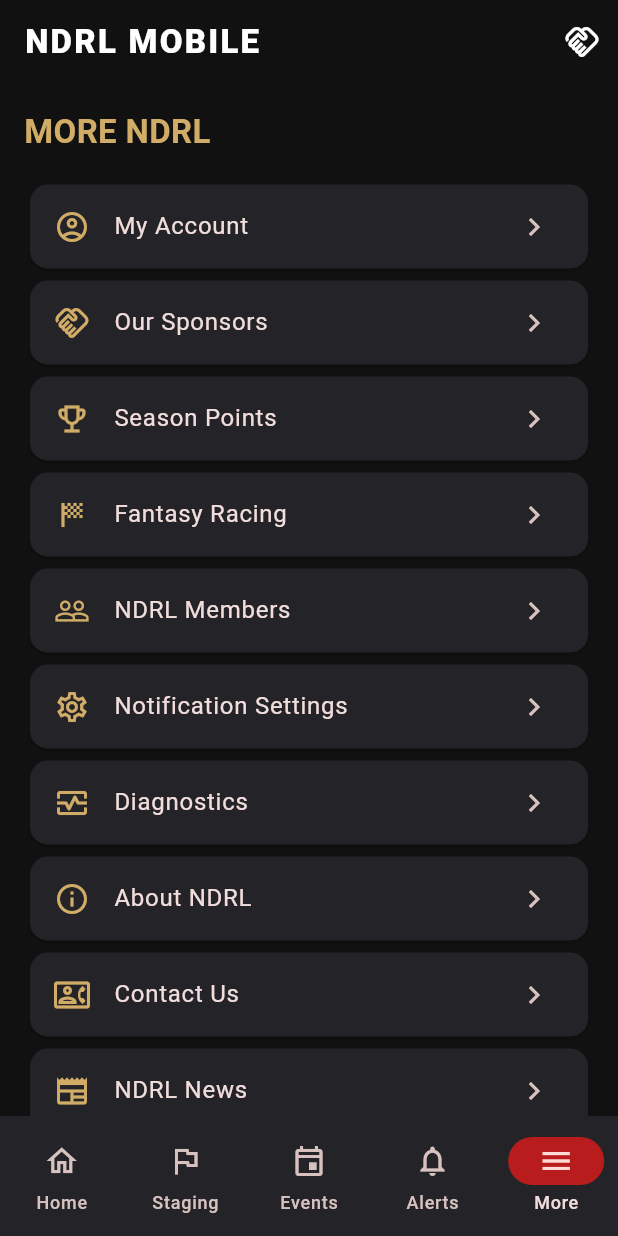
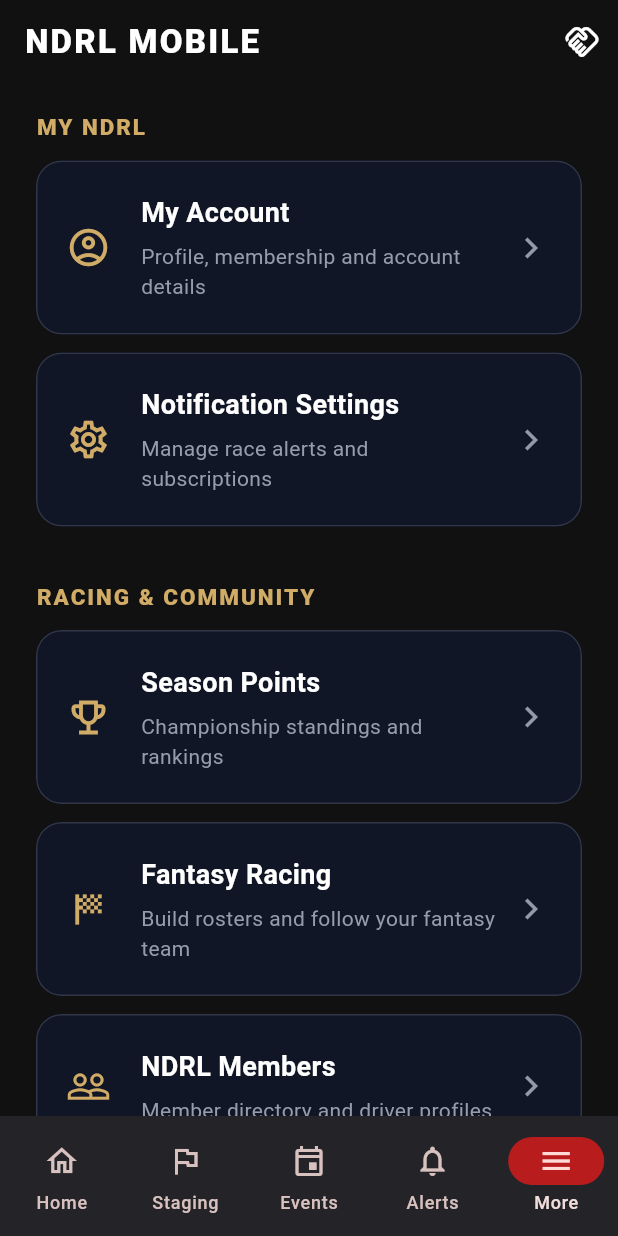
Before and after one commit to pottsiesfab/NDRL-Mobile, a Flutter app: the screen it shows after launch, item 5 of the bottom bar chosen, on a phone screen of 412 x 824 dp. Run offline on Flutter 3.47's test engine with Material 3 defaults, Android fonts, the phone set to English and light mode, and no system bars; our stand-ins replace firebase_core, firebase_messaging, flutter_secure_storage, image_picker, package_info_plus, visibility_detector and 1 more; accounts and stored records are empty; network calls fail.

Commit message:
changed layout and look of more screen

```diff
--- a/lib/screens/app_shell.dart
+++ b/lib/screens/app_shell.dart
@@ -44,7 +44,9 @@ class _NdrlAppShellState extends State<NdrlAppShell> {
   }
 
   late final WidgetsBindingObserver _officialsLifecycle = _OfficialLifecycle(
-    onResume: () { if (mounted) _officials.refresh(); },
+    onResume: () {
+      if (mounted) _officials.refresh();
+    },
   );
 
   @override
@@ -55,11 +57,12 @@ class _NdrlAppShellState extends State<NdrlAppShell> {
   }
 
   void _openOfficials() {
-    Navigator.of(context).push(MaterialPageRoute<void>(
-      builder: (_) => NdrlOfficialsDashboardScreen(officials: _officials),
-    ));
+    Navigator.of(context).push(
+      MaterialPageRoute<void>(
+        builder: (_) => NdrlOfficialsDashboardScreen(officials: _officials),
+      ),
+    );
   }
-
 
   static const _destinations = [
     NavigationDestination(
@@ -458,59 +461,89 @@ class _MoreScreen extends StatelessWidget {
 
   @override
   Widget build(BuildContext context) {
-    const entries = [
-      ('My Account', Icons.account_circle_outlined),
-      ('Our Sponsors', Icons.handshake_outlined),
-      ('Season Points', Icons.emoji_events_outlined),
-      ('Fantasy Racing', Icons.sports_score),
-      ('NDRL Members', Icons.people_outline),
-      ('Notification Settings', Icons.settings_outlined),
-      ('Diagnostics', Icons.monitor_heart_outlined),
-      ('About NDRL', Icons.info_outline),
-      ('Contact Us', Icons.contact_phone_outlined),
-      ('NDRL News', Icons.newspaper_outlined),
-      ('NDRL Rules', Icons.menu_book_outlined),
-    ];
-
     return ListView(
-      padding: const EdgeInsets.all(16),
+      padding: const EdgeInsets.fromLTRB(24, 18, 24, 24),
       children: [
-        const Text(
-          'MORE NDRL',
-          style: TextStyle(
-            color: ndrlGold,
-            fontSize: 22,
-            fontWeight: FontWeight.bold,
+        const _MoreSectionHeading('MY NDRL'),
+        _MoreLinkCard(
+          title: 'My Account',
+          description: 'Profile, membership and account details',
+          icon: Icons.account_circle_outlined,
+          onTap: onOpenAccount,
+        ),
+        if (officials.access.enabled)
+          _MoreLinkCard(
+            title: 'Officials / Race Control',
+            description: 'Race management and official tools',
+            icon: Icons.shield_outlined,
+            onTap: onOpenOfficials,
           ),
+        _MoreLinkCard(
+          title: 'Notification Settings',
+          description: 'Manage race alerts and subscriptions',
+          icon: Icons.settings_outlined,
+          onTap: onOpenNotificationSettings,
         ),
-        const SizedBox(height: 16),
-        if (officials.access.enabled)
-          Card(color: ndrlSurface, child: ListTile(
-            leading: const Icon(Icons.shield_outlined, color: ndrlGold),
-            title: const Text('Officials / Race Control'),
-            trailing: const Icon(Icons.chevron_right),
-            onTap: onOpenOfficials,
-          )),
-        for (final entry in entries)
-          Card(
-            color: ndrlSurface,
-            child: ListTile(
-              leading: Icon(entry.$2, color: ndrlGold),
-              title: Text(entry.$1),
-              trailing: const Icon(Icons.chevron_right),
-              onTap: () {
-                if (entry.$1 == 'My Account') {
-                  onOpenAccount();
-                } else if (entry.$1 == 'Diagnostics') {
-                  onOpenDiagnostics();
-                } else if (entry.$1 == 'Notification Settings') {
-                  onOpenNotificationSettings();
-                } else {
-                  onOpenFeature(entry.$1);
-                }
-              },
-            ),
-          ),
+        const SizedBox(height: 24),
+        const _MoreSectionHeading('RACING & COMMUNITY'),
+        _MoreLinkCard(
+          title: 'Season Points',
+          description: 'Championship standings and rankings',
+          icon: Icons.emoji_events_outlined,
+          onTap: () => onOpenFeature('Season Points'),
+        ),
+        _MoreLinkCard(
+          title: 'Fantasy Racing',
+          description: 'Build rosters and follow your fantasy team',
+          icon: Icons.sports_score,
+          onTap: () => onOpenFeature('Fantasy Racing'),
+        ),
+        _MoreLinkCard(
+          title: 'NDRL Members',
+          description: 'Member directory and driver profiles',
+          icon: Icons.people_outline,
+          onTap: () => onOpenFeature('NDRL Members'),
+        ),
+        _MoreLinkCard(
+          title: 'Our Sponsors',
+          description: 'Support the partners behind NDRL',
+          icon: Icons.handshake_outlined,
+          onTap: () => onOpenFeature('Our Sponsors'),
+        ),
+        const SizedBox(height: 24),
+        const _MoreSectionHeading('NDRL INFORMATION'),
+        _MoreLinkCard(
+          title: 'NDRL News',
+          description: 'Announcements and league updates',
+          icon: Icons.newspaper_outlined,
+          onTap: () => onOpenFeature('NDRL News'),
+        ),
+        _MoreLinkCard(
+          title: 'NDRL Rules',
+          description: 'Class regulations and competition rules',
+          icon: Icons.menu_book_outlined,
+          onTap: () => onOpenFeature('NDRL Rules'),
+        ),
+        _MoreLinkCard(
+          title: 'About NDRL',
+          description: 'Learn about the league',
+          icon: Icons.info_outline,
+          onTap: () => onOpenFeature('About NDRL'),
+        ),
+        _MoreLinkCard(
+          title: 'Contact Us',
+          description: 'Get in touch with NDRL',
+          icon: Icons.contact_phone_outlined,
+          onTap: () => onOpenFeature('Contact Us'),
+        ),
+        const SizedBox(height: 24),
+        const _MoreSectionHeading('APP & SUPPORT'),
+        _MoreLinkCard(
+          title: 'Diagnostics',
+          description: 'Device, connectivity and notification status',
+          icon: Icons.monitor_heart_outlined,
+          onTap: onOpenDiagnostics,
+        ),
         const SizedBox(height: 24),
         const NdrlSponsorAdWidget(
           placement: 'home_featured',
@@ -521,3 +554,95 @@ class _MoreScreen extends StatelessWidget {
     );
   }
 }
+
+class _MoreSectionHeading extends StatelessWidget {
+  const _MoreSectionHeading(this.title);
+
+  final String title;
+
+  @override
+  Widget build(BuildContext context) {
+    return Padding(
+      padding: const EdgeInsets.only(bottom: 12),
+      child: Text(
+        title,
+        style: const TextStyle(
+          color: ndrlGold,
+          fontSize: 15,
+          fontWeight: FontWeight.w800,
+          letterSpacing: 1.3,
+        ),
+      ),
+    );
+  }
+}
+
+class _MoreLinkCard extends StatelessWidget {
+  const _MoreLinkCard({
+    required this.title,
+    required this.description,
+    required this.icon,
+    required this.onTap,
+  });
+
+  final String title;
+  final String description;
+  final IconData icon;
+  final VoidCallback onTap;
+
+  @override
+  Widget build(BuildContext context) {
+    return Padding(
+      padding: const EdgeInsets.only(bottom: 12),
+      child: Material(
+        color: const Color(0xFF111626),
+        shape: RoundedRectangleBorder(
+          borderRadius: BorderRadius.circular(17),
+          side: const BorderSide(color: Color(0xFF303647)),
+        ),
+        clipBehavior: Clip.antiAlias,
+        child: InkWell(
+          onTap: onTap,
+          child: Padding(
+            padding: const EdgeInsets.symmetric(horizontal: 20, vertical: 22),
+            child: Row(
+              children: [
+                Icon(icon, color: ndrlGold, size: 30),
+                const SizedBox(width: 20),
+                Expanded(
+                  child: Column(
+                    crossAxisAlignment: CrossAxisAlignment.start,
+                    children: [
+                      Text(
+                        title,
+                        style: const TextStyle(
+                          color: Colors.white,
+                          fontSize: 18,
+                          fontWeight: FontWeight.w700,
+                        ),
+                      ),
+                      const SizedBox(height: 6),
+                      Text(
+                        description,
+                        style: const TextStyle(
+                          color: Color(0xFF969CAA),
+                          fontSize: 14,
+                        ),
+                      ),
+                    ],
+                  ),
+                ),
+                const SizedBox(width: 8),
+                const Icon(
+                  Icons.chevron_right,
+                  color: Color(0xFF9299A8),
+                  size: 28,
+                ),
+              ],
+            ),
+          ),
+        ),
+      ),
+    );
+  }
+}
```
